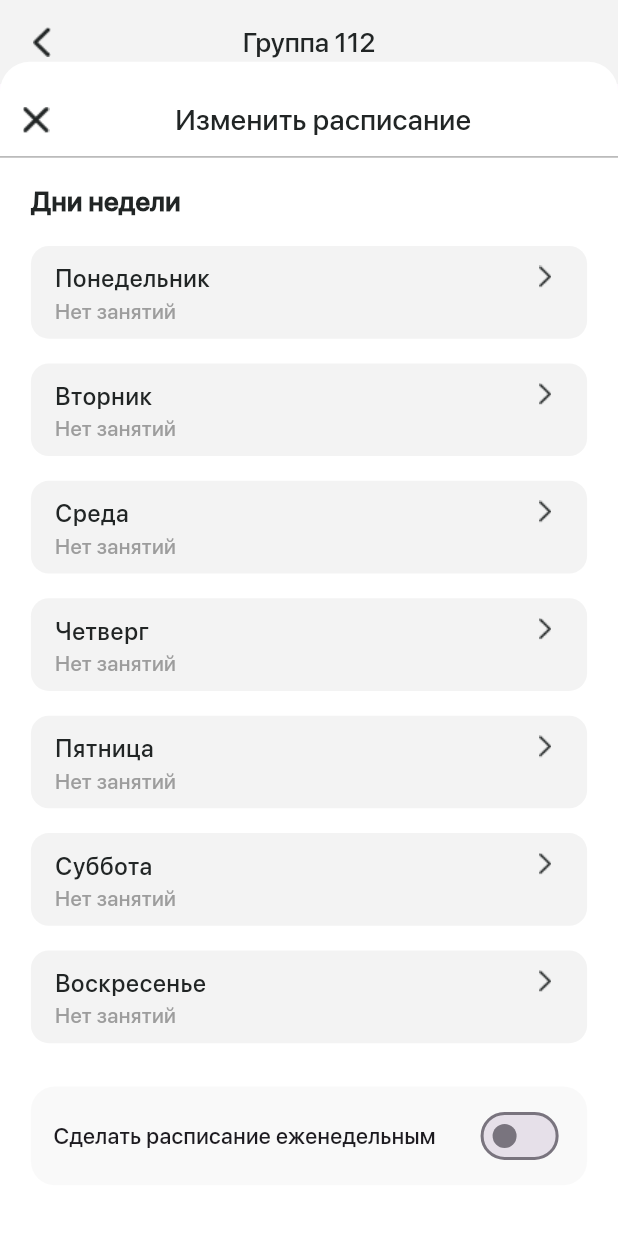
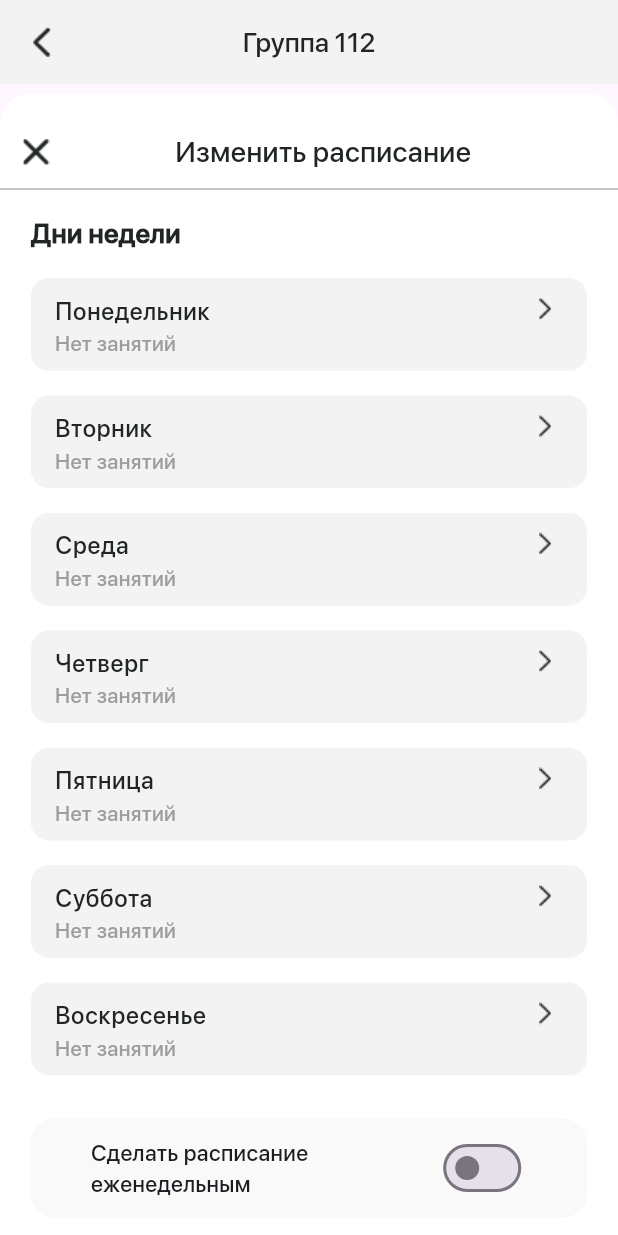
Before and after one commit to Kuzetov-Alexander/school_journal, a Flutter app: the TeacherGroupPage screen opened by its route, after a tap on "Изменить расписание", on a phone screen of 412 x 824 dp. Run offline on Flutter 3.47's test engine with Material 2 defaults, Android fonts, the phone set to English and light mode, and no system bars; our stand-ins replace dartz, equatable, firebase_auth, firebase_core, flutter_bloc, go_router; missing offline and left inert: adaptive_action_sheet; accounts and stored records are empty.

Commit message:
just saved

```diff
--- a/lib/features/teacher_groups/Presentation/pages/group_list_page.dart
+++ b/lib/features/teacher_groups/Presentation/pages/group_list_page.dart
@@ -2,7 +2,6 @@ import 'package:flutter/material.dart';
 import 'package:go_router/go_router.dart';
 import 'package:school_journal/common/color.dart';
 import 'package:school_journal/features/teacher_groups/Presentation/widgets/group_info_widget.dart';
-
 
 class GroupListPage extends StatelessWidget {
   const GroupListPage({super.key});
@@ -21,9 +20,11 @@ class GroupListPage extends StatelessWidget {
               height: heightScreen * 0.15,
               width: widthScreen,
               color: AppColors.greyLight,
-              child:  Column(
+              child: Column(
                 children: [
-                  Row(
+                  Padding(
+                    padding: const EdgeInsets.symmetric(horizontal: 35.0),
+                    child: Row(
                       mainAxisAlignment: MainAxisAlignment.end,
                       children: [
                         IconButton(
@@ -33,31 +34,32 @@ class GroupListPage extends StatelessWidget {
                           icon: const Icon(Icons.arrow_left),
                           iconSize: 35,
                         ),
-                      IconButton(
-                        splashRadius: 1,
-                        onPressed: () {
+                        InkWell(
+                          onTap: () {
                              context.goNamed('Profile');
                           },
-                        icon: const Image(
-                          width: 30,
-                          image: AssetImage(
-                              'assets/images/profile_icon.png'), // вставляется с фоном , надо что-то придумать
+                          child: const Image(
+                            image: AssetImage('assets/images/profile_icon.png'),
                           ),
                         ),
-                      IconButton(
-                        splashRadius: 1,
-                        onPressed: () {},
-                        icon: const Icon(Icons.add),
-                        iconSize: 40,
+                        SizedBox(width: widthScreen*0.07,),
+                        InkWell(
+                          onTap: () {
+
+                          },
+                          child: const Image(
+                            image: AssetImage('assets/images/plus_icon.png'),
+                          ),
                         ),
                       ],
+                    ),
                   ),
                   Row(
                     mainAxisAlignment: MainAxisAlignment.start,
                     children: [
                       Padding(
                         padding: const EdgeInsets.only(
-                            left: 14.0, bottom:2, top: 18),
+                            left: 14.0, bottom: 2, top: 12),
                         child: Text(
                           // '${user?.email} ${user?.displayName}'
                           'Мои группы',
--- a/lib/features/teacher_groups/Presentation/pages/teacher_group.dart
+++ b/lib/features/teacher_groups/Presentation/pages/teacher_group.dart
@@ -227,15 +227,19 @@ class TeacherGroupPage extends StatelessWidget {
                                     ),
                                   ),
                                   onPressed: () {
+
+
+
                                        showModalBottomSheet(
+
                               barrierColor:Colors.transparent ,
                               isScrollControlled: true,
                               backgroundColor: Colors.transparent,
-                              shape: const RoundedRectangleBorder(
-                                borderRadius: BorderRadius.vertical(
-                                  top: Radius.circular(20),
-                                ),
-                              ),
+                              // shape: const RoundedRectangleBorder(
+                              //   borderRadius: BorderRadius.vertical(
+                              //     top: Radius.circular(20),
+                              //   ),
+                              // ),
                               context: context,
                               builder: (context) => const TeacherChangeSchedule(),
                             );
@@ -319,6 +323,8 @@ class TeacherGroupPage extends StatelessWidget {
               ))),
     );
   }
+
+
 }
 
 extension StringExtension on String {
--- a/lib/features/teacher_groups/Presentation/widgets/add_lesson_widget.dart
+++ b/lib/features/teacher_groups/Presentation/widgets/add_lesson_widget.dart
@@ -32,11 +32,9 @@ class _BottomSheetModalState extends State<BottomSheetModal> {
   Widget build(BuildContext context) {
     double widthScreen = MediaQuery.of(context).size.width;
     double heightScreen = MediaQuery.of(context).size.height;
-    return DraggableScrollableSheet(
-      initialChildSize: 0.95,
-      minChildSize: 0.5,
-      maxChildSize: 0.95,
-      builder: (_, controller) => Container(
+    return Column(mainAxisSize: MainAxisSize.min,
+      children: [
+        Container(
           decoration: const BoxDecoration(
               color: Colors.white,
               borderRadius: BorderRadius.vertical(top: Radius.circular(20))),
@@ -274,8 +272,12 @@ class _BottomSheetModalState extends State<BottomSheetModal> {
                 ),
               ),
             ),
+             SizedBox(
+              height: heightScreen * 0.015,
+            ),
           ]),
         ),
+      ],
     );
   }
 }
--- a/lib/features/teacher_groups/Presentation/widgets/change_schedule_widget.dart
+++ b/lib/features/teacher_groups/Presentation/widgets/change_schedule_widget.dart
@@ -20,11 +20,9 @@ class _TeacherChangeScheduleState extends State<TeacherChangeSchedule> {
   Widget build(BuildContext context) {
     double widthScreen = MediaQuery.of(context).size.width;
     double heightScreen = MediaQuery.of(context).size.height;
-    return DraggableScrollableSheet(
-        initialChildSize: 0.95,
-        minChildSize: 0.5,
-        maxChildSize: 0.95,
-        builder: (_, controller) => Container(
+    return Column(mainAxisSize: MainAxisSize.min,
+      children: [
+        Container(
               decoration: const BoxDecoration(
                   color: Colors.white,
                   borderRadius:
@@ -81,6 +79,7 @@ class _TeacherChangeScheduleState extends State<TeacherChangeSchedule> {
                     width: widthScreen * 0.9,
                     height: heightScreen * 0.68,
                     child: ListView.separated(
+                      physics: const NeverScrollableScrollPhysics(),
                         separatorBuilder: (context, index) {
                           return SizedBox(
                             height: heightScreen * 0.02,
@@ -134,13 +133,17 @@ class _TeacherChangeScheduleState extends State<TeacherChangeSchedule> {
                     child: Padding(
                       padding: const EdgeInsets.symmetric(horizontal: 15),
                       child: Row(
-                        mainAxisAlignment: MainAxisAlignment.spaceBetween,
+                        mainAxisAlignment: MainAxisAlignment.spaceEvenly,
                         children: [
-                          Text(
-                            'Сделать расписание еженедельным',
-                            style: TextStyle(
-                                fontSize: heightScreen * 0.018,
-                                fontWeight: FontWeight.w600),
+                          SizedBox(
+                            width: widthScreen*0.5,
+                            child: Text(
+                              'Сделать расписание еженедельным',
+                              maxLines: 2,
+                              style: TextStyle(
+                                  fontSize: heightScreen * 0.018,
+                                  fontWeight: FontWeight.w600),
+                            ),
                           ),
                           Platform.isIOS
                               ? CupertinoSwitch(
@@ -168,8 +171,13 @@ class _TeacherChangeScheduleState extends State<TeacherChangeSchedule> {
                       ),
                     ),
                   ),
+                  SizedBox(
+              height: heightScreen * 0.015,
+            ),
                 ],
               ),
-            ));
+            ),
+      ],
+    );
   }
 }
```
Also changed, not shown: assets/images/plus_icon.png, assets/images/profile_icon.png. Lines whose indentation alone changed are shown as unchanged.
